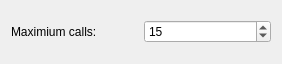
Qt form src/prefs_base.ui (omllobet/kmagnet) before a commit.
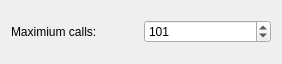
The same form after that commit.

What changed in the file:
```diff
--- a/src/prefs_base.ui
+++ b/src/prefs_base.ui
@@ -33,10 +33,10 @@
       <number>1</number>
      </property>
      <property name="maximum">
-      <number>500</number>
+      <number>5000</number>
      </property>
      <property name="value">
-      <number>15</number>
+      <number>101</number>
      </property>
     </widget>
    </item>
```
Left out of the diff: 4 changed lines with no effect on the pictures.
